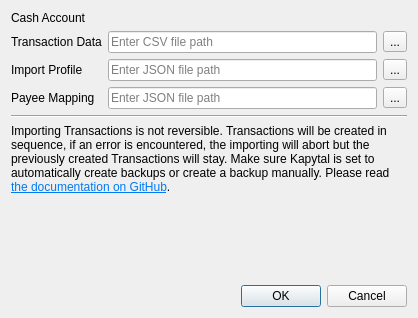
This is src/views/ui_files/dialogs/import_transactions_dialog.ui in JakubFranek/Kapytal as Qt 5 draws it before an edit. The edited form follows.
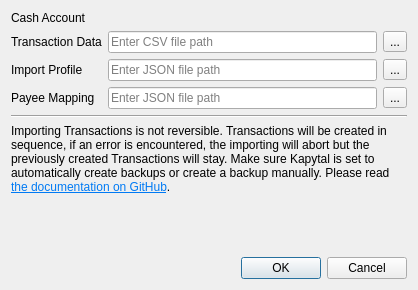
This is the edited form.

Commit message:
Fix stretching in various dialogs and forms
Fix stretching in ImportTransactionsDialog and SettingsForm.
Set maximum icon size in TransactionFilterForm Type Filter List View
to 16 px.

What changed in the file:
```diff
--- a/src/views/ui_files/dialogs/import_transactions_dialog.ui
+++ b/src/views/ui_files/dialogs/import_transactions_dialog.ui
@@ -10,7 +10,7 @@
     <x>0</x>
     <y>0</y>
     <width>418</width>
-    <height>318</height>
+    <height>290</height>
    </rect>
   </property>
   <property name="sizePolicy">
@@ -19,6 +19,12 @@
     <verstretch>0</verstretch>
    </sizepolicy>
   </property>
+  <property name="minimumSize">
+   <size>
+    <width>0</width>
+    <height>290</height>
+   </size>
+  </property>
   <property name="windowTitle">
    <string>Import Transactions</string>
   </property>
```
The commit also changes 7 other files.
